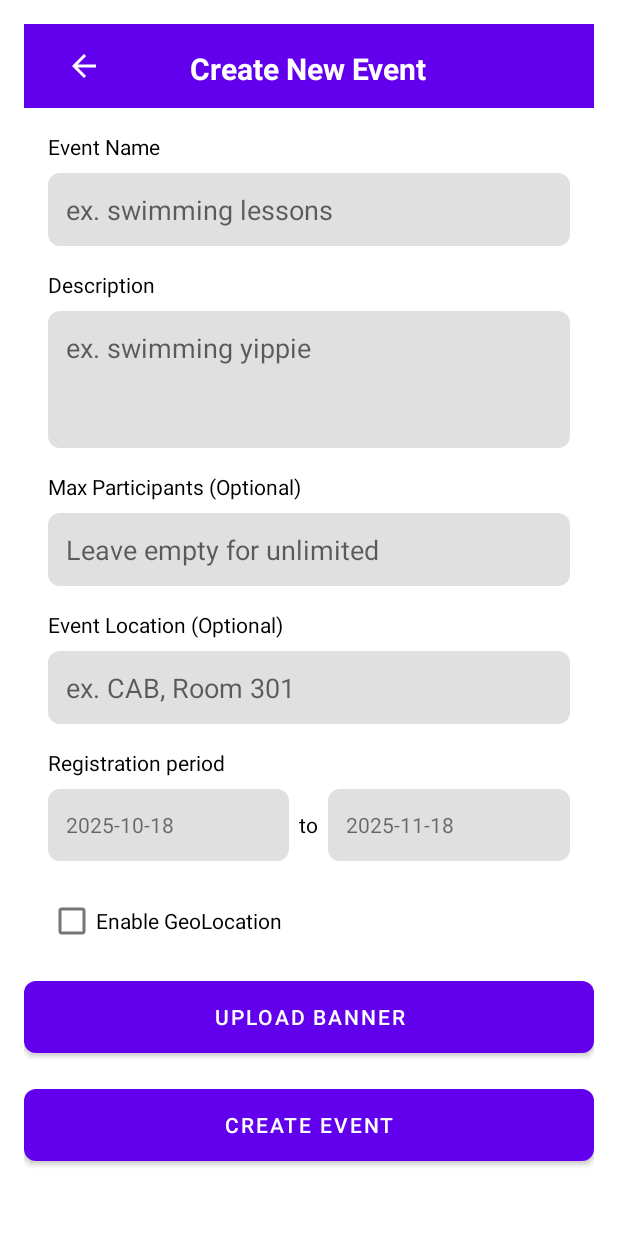
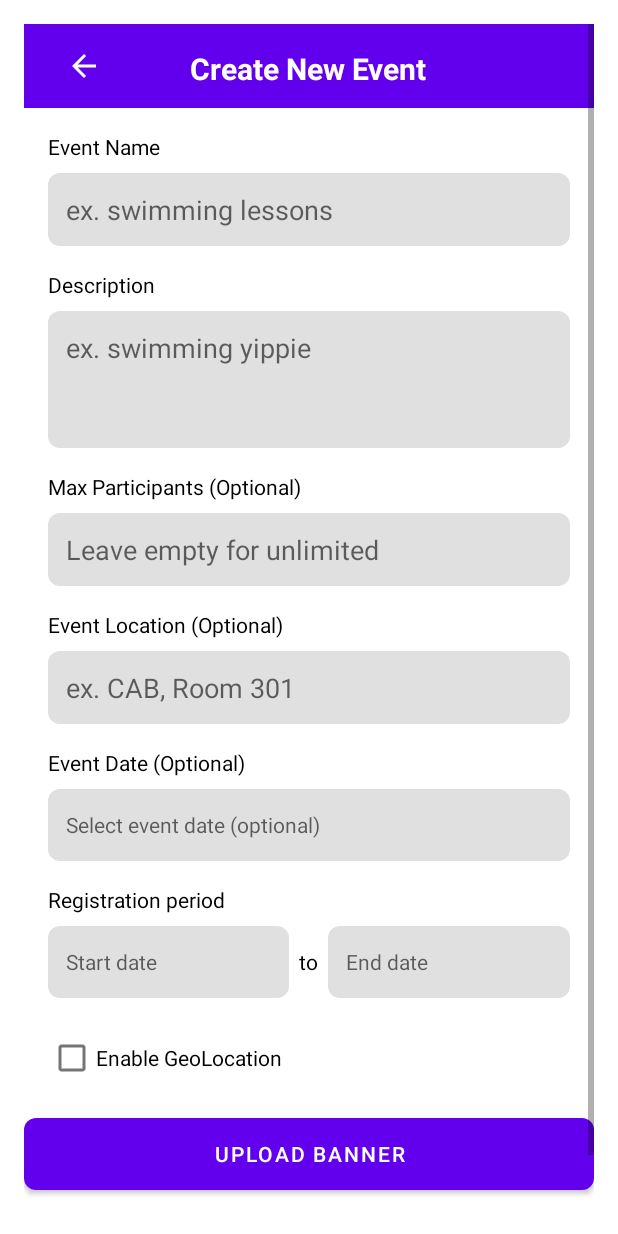
Before and after one commit to CMPUT301F25nachos/nachos-party, an Android app: the CreateEventActivity screen opened directly, with no data from a screen before it, on a phone screen of 412 x 824 dp. Run offline under Robolectric (Android 15) with nearby library versions, the phone set to English and light mode, and no system bars; our stand-ins replace Firebase (no records; nobody signed in at launch, a user with empty details on screens opened directly).

Commit message:
add number of spots left on event card, add optional event date

```diff
--- a/app/Nachosapp/app/src/main/res/layout/activity_create_event.xml
+++ b/app/Nachosapp/app/src/main/res/layout/activity_create_event.xml
@@ -117,6 +117,27 @@
                 android:hint="ex. CAB, Room 301"
                 android:padding="12dp" />
 
+            <!-- Optional Event Date -->
+            <TextView
+                android:layout_width="wrap_content"
+                android:layout_height="wrap_content"
+                android:layout_marginBottom="8dp"
+                android:text="Event Date (Optional)"
+                android:textColor="#000000"
+                android:textSize="14sp" />
+
+            <TextView
+                android:id="@+id/eventDateTextView"
+                android:layout_width="match_parent"
+                android:layout_height="48dp"
+                android:layout_marginBottom="16dp"
+                android:background="@drawable/rounded_edittext"
+                android:clickable="true"
+                android:focusable="true"
+                android:gravity="center_vertical"
+                android:padding="12dp"
+                android:hint="Select event date (optional)" />
+
             <TextView
                 android:layout_width="wrap_content"
                 android:layout_height="wrap_content"
@@ -142,7 +163,7 @@
                     android:focusable="true"
                     android:gravity="center_vertical"
                     android:padding="12dp"
-                    android:text="2025-10-18" />
+                    android:hint="Start date" />
 
                 <TextView
                     android:layout_width="wrap_content"
@@ -161,7 +182,7 @@
                     android:focusable="true"
                     android:gravity="center_vertical"
                     android:padding="12dp"
-                    android:text="2025-11-18" />
+                    android:hint="End date" />
             </LinearLayout>
 
             <CheckBox
--- a/app/Nachosapp/app/src/main/res/layout/activity_event_details.xml
+++ b/app/Nachosapp/app/src/main/res/layout/activity_event_details.xml
@@ -82,7 +82,7 @@
                     android:id="@+id/eventDateTextView"
                     android:layout_width="wrap_content"
                     android:layout_height="wrap_content"
-                    android:text="Date and Time: Sep 5-20"
+                    android:text="Event Date: Sep 5, 2025"
                     android:layout_marginTop="8dp"
                     android:textColor="@android:color/black"
                     android:textSize="16sp" />
```
Also changed, not shown: app/Nachosapp/app/src/main/java/com/example/nachos_app/CreateEventActivity.java (+51 -24 lines), app/Nachosapp/app/src/main/java/com/example/nachos_app/Event.java (+19 -2 lines), app/Nachosapp/app/src/main/java/com/example/nachos_app/EventAdapter.java (+47 -17 lines), app/Nachosapp/app/src/main/java/com/example/nachos_app/EventDetailsActivity.java (+17 -7 lines), app/Nachosapp/app/src/main/java/com/example/nachos_app/ui/home/HomeViewModel.java (+5 -6 lines), app/Nachosapp/app/src/main/res/layout/item_event.xml (+30 -8 lines), 1 other file.
